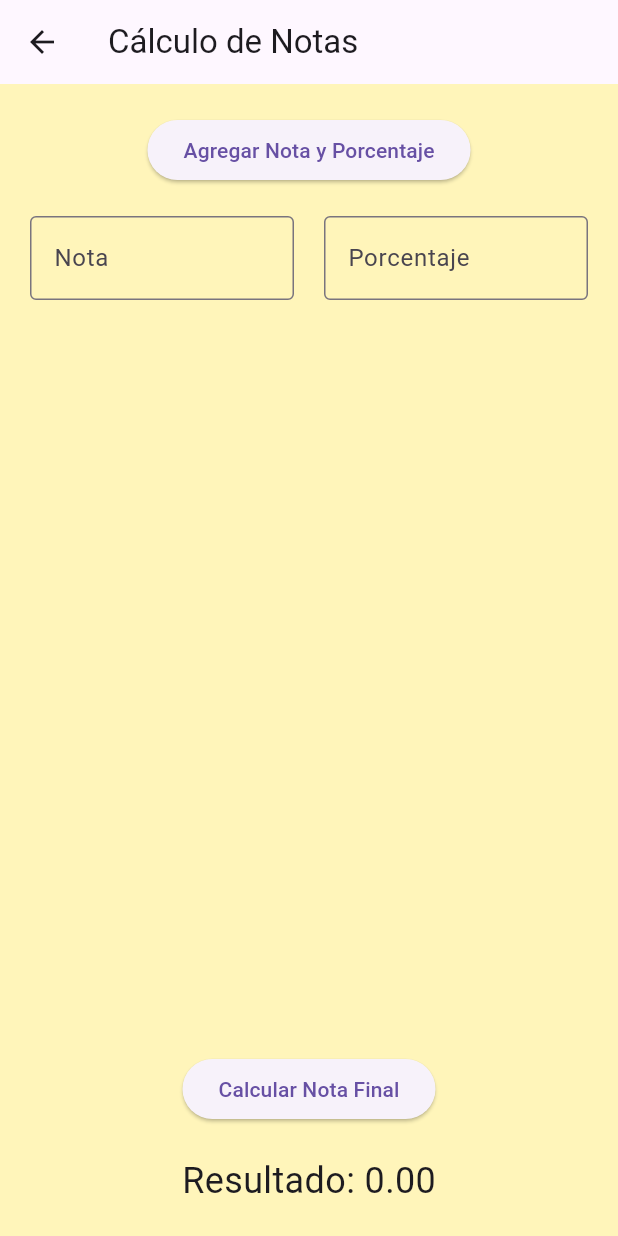
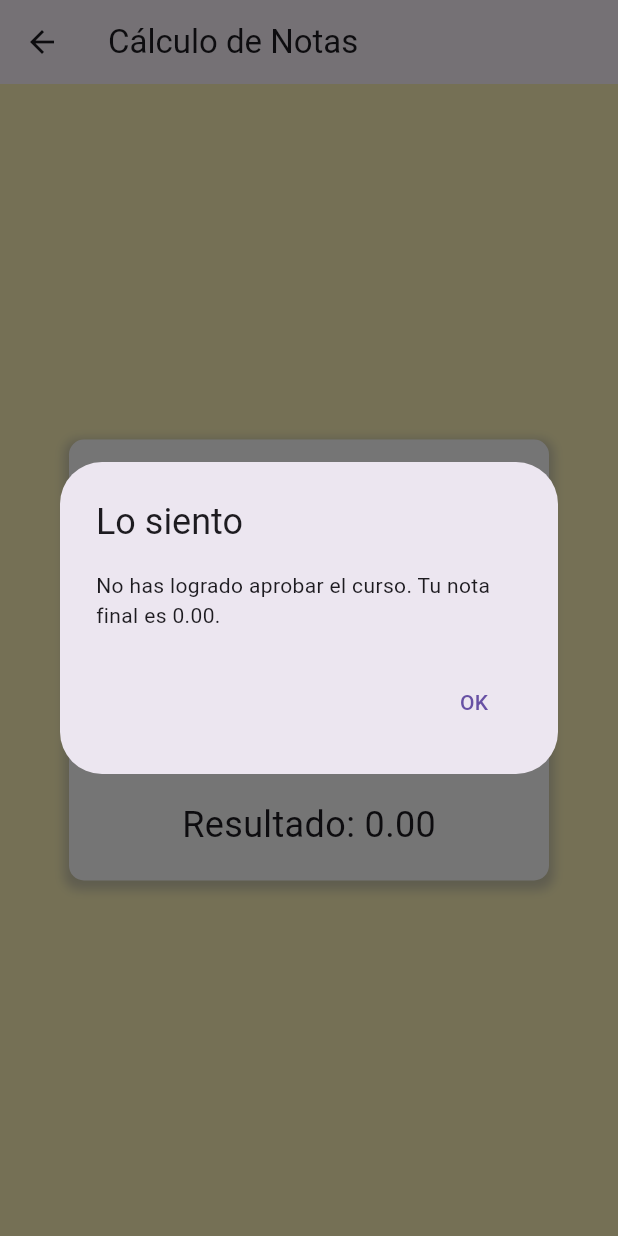
Before and after one commit to ISCOUTB/DG-DEPE, a Flutter app: the NotasScreen screen opened directly, after a tap on "Agregar Nota y Porcentaje", after a tap on "Calcular Nota Final", on a phone screen of 412 x 824 dp. Run offline on Flutter 3.47's test engine with Material 3 defaults, Android fonts, the phone set to English and light mode, and no system bars; our stand-ins replace font_awesome_flutter, google_fonts, shared_preferences; missing offline and left inert: flutter_application_1; accounts and stored records are empty.

Commit message:
Update dashboard.dart

```diff
--- a/lib/dashboard.dart
+++ b/lib/dashboard.dart
@@ -1,9 +1,10 @@
 import 'package:flutter/material.dart';
+import 'package:flutter_application_1/login.dart';
 import 'package:google_fonts/google_fonts.dart';
 import 'package:font_awesome_flutter/font_awesome_flutter.dart';
 import 'package:shared_preferences/shared_preferences.dart';
 
-class MallaCurricularScreen extends StatefulWidget {
+class MallaCurricularScreen extends StatefulWidget {a
   const MallaCurricularScreen({super.key});
 
   @override
@@ -24,16 +25,15 @@ class _MallaCurricularScreenState extends State<MallaCurricularScreen> {
   Future<void> _loadSavedPositions() async {
     SharedPreferences prefs = await SharedPreferences.getInstance();
     List<String>? savedPositions = prefs.getStringList('posicionesDeX');
+    if (savedPositions != null) {
       setState(() {
-    if (savedPositions != null) {
         posicionesDeX = savedPositions.map((pos) {
           List<String> coords = pos.split(',');
-        return Offset(double.parse(coords[0].replaceAll('(', '')), double.parse(coords[1].replaceAll(')', '')));
+          return Offset(double.parse(coords[0]), double.parse(coords[1]));
         }).toList();
-    }
       });
     }
-
+  }
 
   // Guardar las posiciones en shared_preferences
   Future<void> _savePositions() async {
@@ -91,7 +91,7 @@ class _MallaCurricularScreenState extends State<MallaCurricularScreen> {
                     size: 30,
                   ),
                 );
-              }).toList(),
+              }),
             ],
           ),
         ),
@@ -111,7 +111,7 @@ class Dashboard extends StatelessWidget {
           // Menú lateral
           Container(
             width: 220,
-            color: Colors.purple[900],
+            color: Colors.purple[400],
             child: Column(
               mainAxisAlignment: MainAxisAlignment.start,
               children: [
@@ -122,11 +122,11 @@ class Dashboard extends StatelessWidget {
                 ),
                 const SizedBox(height: 20),
                 // Opciones del menú
-                _menuItem(icon: FontAwesomeIcons.tachometerAlt, label: 'Dashboard', context: context),
+                _menuItem(icon: FontAwesomeIcons.gaugeHigh, label: 'Dashboard', context: context),
                 _menuItem(icon: FontAwesomeIcons.book, label: 'Malla Curricular', context: context),
                 _menuItem(icon: FontAwesomeIcons.graduationCap, label: 'Notas', context: context),
                 _menuItem(icon: FontAwesomeIcons.folderOpen, label: 'Cursos', context: context),
-                _menuItem(icon: FontAwesomeIcons.signOutAlt, label: 'Logout', context: context),
+                _menuItem(icon: FontAwesomeIcons.rightFromBracket, label: 'Logout', context: context),
               ],
             ),
           ),
@@ -161,6 +161,7 @@ class Dashboard extends StatelessWidget {
                     children: [
                       _dashboardCard(icon: FontAwesomeIcons.file, label: 'Ver Archivos', color: const Color.fromARGB(255, 123, 31, 162)),
                       _dashboardCard(icon: FontAwesomeIcons.upload, label: 'Subir Archivo', color: const Color.fromARGB(255, 59, 150, 64)),
+                      // ignore: deprecated_member_use
                       _dashboardCard(icon: FontAwesomeIcons.infoCircle, label: 'Ver Info', color: const Color.fromARGB(255, 245, 124, 0)),
                     ],
                   ),
@@ -222,7 +223,7 @@ class Dashboard extends StatelessWidget {
                     onTap: () {
                       // Aquí puedes agregar la lógica que quieras
                       ScaffoldMessenger.of(context).showSnackBar(
-                        SnackBar(content: const Text('¡Interacción exitosa!')),
+                        const SnackBar(content: Text('¡Interacción exitosa!')),
                       );
                     },
                     child: Container(
@@ -257,10 +258,10 @@ class Dashboard extends StatelessWidget {
       // Lógica para navegar entre pantallas
       switch (label) {
         case 'Malla Curricular':
-            Navigator.push(context, MaterialPageRoute(builder: (context) => MallaCurricularScreen()));
+          Navigator.push(context, MaterialPageRoute(builder: (context) => const MallaCurricularScreen()));
           break;
         case 'Notas':
-            Navigator.push(context, MaterialPageRoute(builder: (context) => NotasScreen()));
+          Navigator.push(context, MaterialPageRoute(builder: (context) => const NotasScreen()));
           break;
         case 'Cursos':
           Navigator.push(context, MaterialPageRoute(builder: (context) => CursosScreen()));
@@ -281,8 +282,12 @@ class Dashboard extends StatelessWidget {
                   ),
                   TextButton(
                     onPressed: () {
-                        // Lógica de logout aquí
+                      // Redirige a la pantalla de login después del logout
                       Navigator.of(context).pop(); // Cierra el diálogo
+                      Navigator.pushReplacement(
+                        context,
+                        MaterialPageRoute(builder: (context) => const LoginScreen()),
+                      );
                     },
                     child: const Text('Logout'),
                   ),
@@ -355,6 +360,7 @@ class NotasScreen extends StatefulWidget {
   const NotasScreen({super.key});
 
   @override
+  // ignore: library_private_types_in_public_api
   _NotasScreenState createState() => _NotasScreenState();
 }
 
@@ -364,12 +370,15 @@ class _NotasScreenState extends State<NotasScreen> {
   double _resultado = 0;
 
 void _agregarNota() {
-    // Añadir nuevos controladores de texto para la nueva fila
+    if (_notaControllers.length < 3) {
+      setState(() {
         _notaControllers.add(TextEditingController());
         _porcentajeControllers.add(TextEditingController());
-    setState(() {}); // Actualizar la interfaz
+      });
+    }
   }
 
+  // Método para calcular la nota final
   void _calcularNota() {
     double totalNotas = 0;
     double totalPorcentajes = 0;
@@ -386,62 +395,117 @@ class _NotasScreenState extends State<NotasScreen> {
     setState(() {
       _resultado = totalPorcentajes > 0 ? totalNotas / (totalPorcentajes / 100) : 0;
     });
+    // Lógica para mostrar mensaje de felicitación o fracaso
+    if (_resultado >= 3) {
+      _mostrarMensaje(context, '¡Felicidades!', 'Has aprobado el curso con una nota de ${_resultado.toStringAsFixed(2)}.');
+    } else {
+      _mostrarMensaje(context, 'Lo siento', 'No has logrado aprobar el curso. Tu nota final es ${_resultado.toStringAsFixed(2)}.');
+    }
+  }
+
+   // Método para mostrar un diálogo con un mensaje
+  void _mostrarMensaje(BuildContext context, String titulo, String mensaje) {
+    showDialog(
+      context: context,
+      builder: (BuildContext context) {
+        return AlertDialog(
+          title: Text(titulo),
+          content: Text(mensaje),
+          actions: [
+            TextButton(
+              onPressed: () {
+                Navigator.of(context).pop(); // Cierra el diálogo
+              },
+              child: const Text('OK'),
+            ),
+          ],
+        );
+      },
+    );
   }
 
   @override
   Widget build(BuildContext context) {
     return Scaffold(
+      backgroundColor: const Color(0xFFFFF5BA), // Cambia el color de fondo a #fff5ba
       appBar: AppBar(
         title: const Text('Cálculo de Notas'),
       ),
-      body: Padding(
+      body: Center( // Centra el contenido en el medio de la pantalla
+        child: Container(
+          width: 320, // Ajuste para un tamaño compacto
           padding: const EdgeInsets.all(20.0),
+          decoration: BoxDecoration(
+            color: Colors.white,
+            borderRadius: BorderRadius.circular(10),
+            boxShadow: [
+              BoxShadow(
+                color: Colors.grey.withOpacity(0.5),
+                spreadRadius: 3,
+                blurRadius: 5,
+                offset: const Offset(0, 3), // Cambia la posición de la sombra
+              ),
+            ],
+          ),
           child: Column(
+            mainAxisSize: MainAxisSize.min,
             children: [
-            // Botón para agregar un nuevo campo de nota y porcentaje
+              // Botón para agregar una nueva nota (límite de 3)
               ElevatedButton(
                 onPressed: _agregarNota,
                 child: const Text('Agregar Nota y Porcentaje'),
               ),
               const SizedBox(height: 20),
-            Expanded(
-              child: ListView.builder(
+              // Muestra el formulario de notas y porcentajes
+              ListView.builder(
+                shrinkWrap: true,
                 itemCount: _notaControllers.length,
                 itemBuilder: (context, index) {
-                  return Row(
+                  return Padding(
+                    padding: const EdgeInsets.symmetric(vertical: 8.0),
+                    child: Row(
+                      mainAxisAlignment: MainAxisAlignment.center,
                       children: [
-                      Expanded(
+                        // Campo de texto para la nota
+                        SizedBox(
+                          width: 100, // Tamaño más compacto
                           child: TextField(
                             controller: _notaControllers[index],
                             decoration: const InputDecoration(
                               labelText: 'Nota',
                               border: OutlineInputBorder(),
+                              contentPadding: EdgeInsets.symmetric(vertical: 10.0, horizontal: 10.0),
                             ),
                             keyboardType: TextInputType.number,
                           ),
                         ),
-                      const SizedBox(width: 20),
-                      Expanded(
+                        const SizedBox(width: 10),
+                        // Campo de texto para el porcentaje
+                        SizedBox(
+                          width: 100, // Tamaño más compacto
                           child: TextField(
                             controller: _porcentajeControllers[index],
                             decoration: const InputDecoration(
                               labelText: 'Porcentaje',
                               border: OutlineInputBorder(),
+                              contentPadding: EdgeInsets.symmetric(vertical: 10.0, horizontal: 10.0),
                             ),
                             keyboardType: TextInputType.number,
                           ),
                         ),
                       ],
+                    ),
                   );
                 },
               ),
-            ),
               const SizedBox(height: 20),
+              // Botón para calcular la nota final
               ElevatedButton(
                 onPressed: _calcularNota,
                 child: const Text('Calcular Nota Final'),
               ),
               const SizedBox(height: 20),
+              // Muestra el resultado final
               Text(
                 'Resultado: ${_resultado.toStringAsFixed(2)}',
                 style: const TextStyle(fontSize: 24),
@@ -449,14 +513,81 @@ class _NotasScreenState extends State<NotasScreen> {
             ],
           ),
         ),
+      ),
     );
   }
 }
 
+// Pantalla de Cursos
+class Curso {
+  final String nombre;
+  final String descripcion;
+  final String profesor;
+  final String correo;
+  final String textoGuia;
 
-// Pantalla de Cursos
+  Curso({
+    required this.nombre,
+    required this.descripcion,
+    required this.profesor,
+    required this.correo,
+    required this.textoGuia,
+  });
+}
+
 class CursosScreen extends StatelessWidget {
-  const CursosScreen({super.key});
+  CursosScreen({super.key});
+
+  // Lista de cursos
+  final List<Curso> cursos = [
+    Curso(
+      nombre: 'Programación Orientada a Objetos',
+      descripcion: 'Este curso se enfoca en el paradigma de programación orientada a objetos.',
+      profesor: 'Juan Pérez',
+      correo: 'juan.perez@universidad.edu',
+      textoGuia: 'Apuntes de POO',
+    ),
+    Curso(
+      nombre: 'Desarrollo de Software',
+      descripcion: 'El curso aborda las metodologías y técnicas en el desarrollo de software.',
+      profesor: 'María López',
+      correo: 'maria.lopez@universidad.edu',
+      textoGuia: 'Manual de Desarrollo Ágil',
+    ),
+  ];
+
+  // Función para mostrar el diálogo con la información del curso
+  void _mostrarInformacionCurso(BuildContext context, Curso curso) {
+    showDialog(
+      context: context,
+      builder: (BuildContext context) {
+        return AlertDialog(
+          title: Text(curso.nombre),
+          content: Column(
+            mainAxisSize: MainAxisSize.min,
+            crossAxisAlignment: CrossAxisAlignment.start,
+            children: [
+              Text('Descripción: ${curso.descripcion}'),
+              const SizedBox(height: 10),
+              Text('Profesor: ${curso.profesor}'),
+              const SizedBox(height: 10),
+              Text('Correo: ${curso.correo}'),
+              const SizedBox(height: 10),
+              Text('Texto Guía: ${curso.textoGuia}'),
+            ],
+          ),
+          actions: [
+            TextButton(
+              onPressed: () {
+                Navigator.of(context).pop();
+              },
+              child: const Text('Cerrar'),
+            ),
+          ],
+        );
+      },
+    );
+  }
 
   @override
   Widget build(BuildContext context) {
@@ -464,9 +595,15 @@ class CursosScreen extends StatelessWidget {
       appBar: AppBar(
         title: const Text('Cursos'),
       ),
-      body: const Center(
-        child: Text('Aquí van los cursos disponibles',
-            style: TextStyle(fontSize: 24)),
+      body: ListView.builder(
+        itemCount: cursos.length,
+        itemBuilder: (context, index) {
+          final curso = cursos[index];
+          return ListTile(
+            title: Text(curso.nombre),
+            onTap: () => _mostrarInformacionCurso(context, curso),
+          );
+        },
       ),
     );
   }
```
Lines whose indentation alone changed are shown as unchanged.
